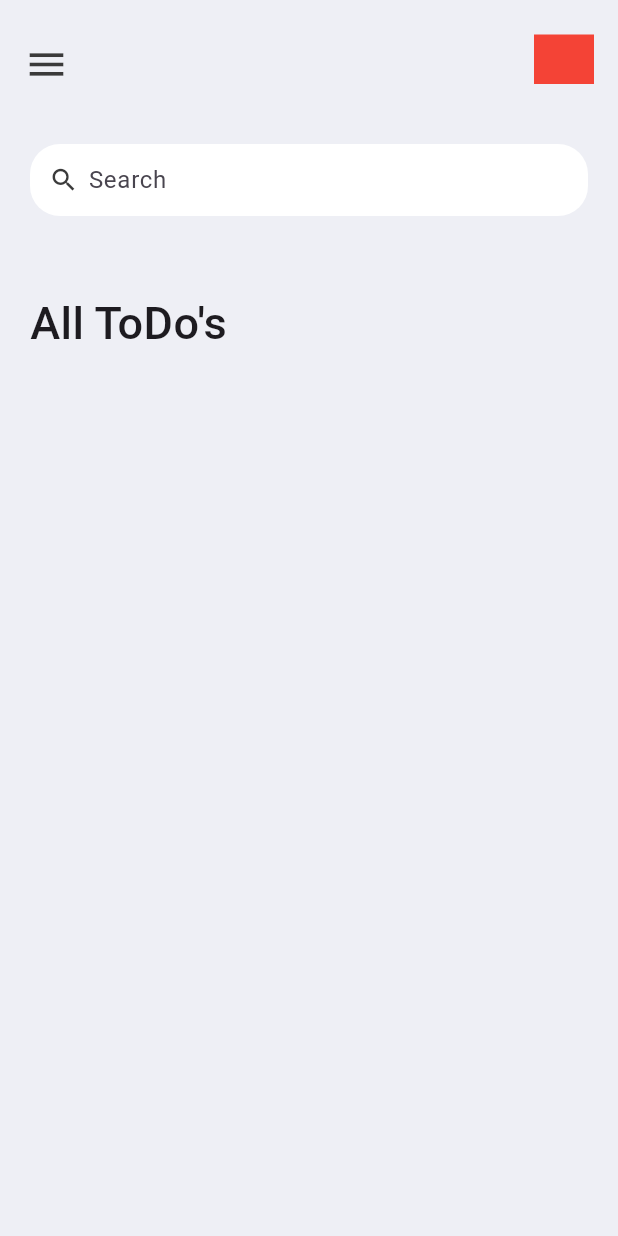
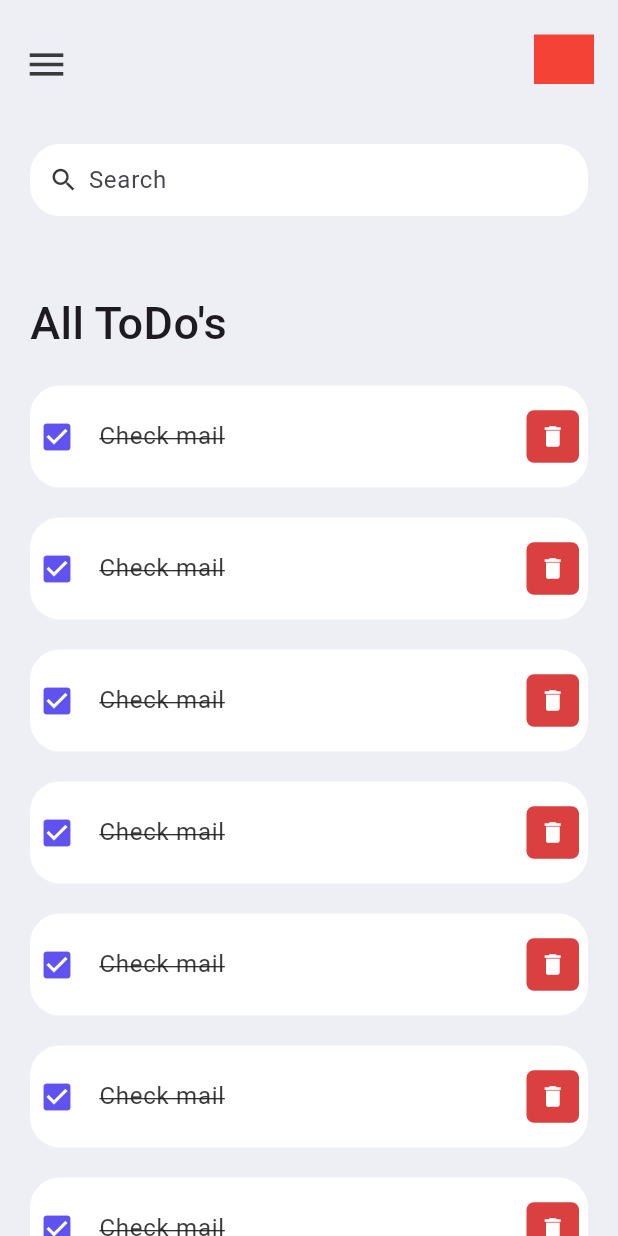
Before and after one commit to am-niz/ToDoAppFlutter, a Flutter app: the screen it shows after launch, on a phone screen of 412 x 824 dp. Run offline on Flutter 3.47's test engine with Material 3 defaults, Android fonts, the light colour scheme and no system bars.

Commit message:
todo list added

```diff
--- a/lib/screens/home.dart
+++ b/lib/screens/home.dart
@@ -1,7 +1,8 @@
 // TODO Implement this library.
 
 import 'package:flutter/material.dart';
-import 'package:todoapp/constants/colors.dart';
+import '../constants/colors.dart';
+import '../widgets/todo_item.dart';
 
 class Home extends StatelessWidget {
   // const Home({key? key}) : super(key: key);
@@ -30,7 +31,18 @@ class Home extends StatelessWidget {
                         fontSize: 30,
                         fontWeight: FontWeight.w500,
                       ),),
-                  )
+                  ),
+                  ToDoItem(),
+                  ToDoItem(),
+                  ToDoItem(),
+                  ToDoItem(),
+                  ToDoItem(),
+                  ToDoItem(),
+                  ToDoItem(),
+                  ToDoItem(),
+                  ToDoItem(),
+                  ToDoItem(),
+
                 ],
               ),
             ),
--- a/lib/widgets/todo_item.dart
+++ b/lib/widgets/todo_item.dart
@@ -0,0 +1,47 @@
+import 'package:flutter/material.dart';
+import 'package:todoapp/constants/colors.dart';
+
+class ToDoItem extends StatelessWidget {
+  @override
+  Widget build(BuildContext context) {
+    return Container(
+      margin: EdgeInsets.only(bottom: 20),
+      child: ListTile(
+        onTap: () {
+          print("clicked");
+        },
+        shape: RoundedRectangleBorder(
+          borderRadius: BorderRadius.circular(20),
+        ),
+        contentPadding: EdgeInsets.all(6),
+        tileColor: Colors.white,
+        leading: Icon(
+          Icons.check_box,
+          color: tdBlue,
+        ),
+        title: Text("Check mail",
+            style: TextStyle(
+              fontSize: 16,
+              color: tdBlack,
+              decoration: TextDecoration.lineThrough,
+            )),
+        trailing: Container(
+          height: 35,
+          width: 35,
+          decoration: BoxDecoration(
+            color: tdRed,
+            borderRadius: BorderRadius.circular(5),
+          ),
+          child: IconButton(
+            color: Colors.white,
+            iconSize: 18,
+            icon: Icon(Icons.delete),
+            onPressed: () {
+              print("clicked");
+            },
+          ),
+        ),
+      ),
+    );
+  }
+}
```
Also changed, not shown: lib/model/todo.dart (added).
